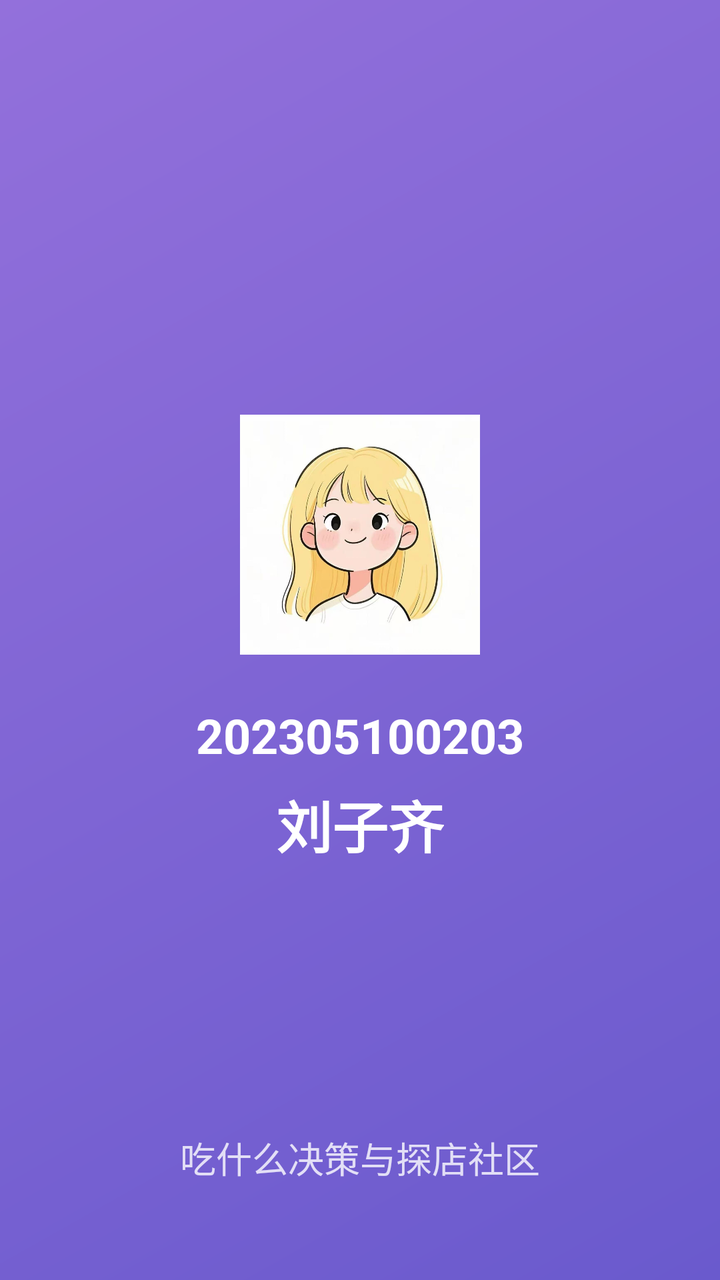
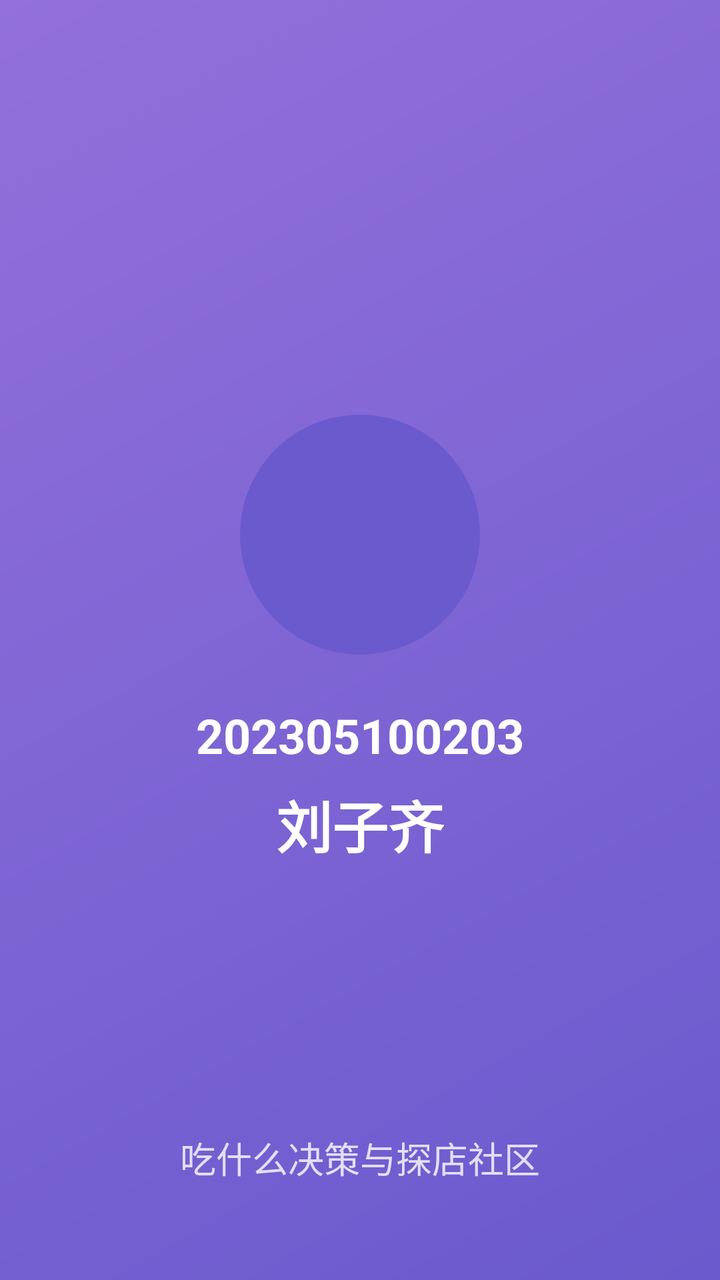

The first picture is an Android layout as it rendered before a commit; the second is the same layout after the commit. The layout source and the unified diff follow.
<!-- AndroidManifest.xml: activity theme Theme.FoodsApp.Splash -->
<!-- res/layout/activity_splash.xml -->
<?xml version="1.0" encoding="utf-8"?>
<RelativeLayout xmlns:android="http://schemas.android.com/apk/res/android"
    android:layout_width="match_parent"
    android:layout_height="match_parent"
    android:background="@drawable/bg_gradient">

    <LinearLayout
        android:layout_width="wrap_content"
        android:layout_height="wrap_content"
        android:layout_centerInParent="true"
        android:orientation="vertical"
        android:gravity="center_horizontal"
        android:padding="32dp">

        
        <ImageView
            android:id="@+id/iv_avatar"
            android:layout_width="120dp"
            android:layout_height="120dp"
            android:src="@drawable/avatar_liuziqi"
            android:contentDescription="头像"
            android:scaleType="centerCrop"
            android:layout_marginBottom="24dp"
            android:elevation="8dp"
            android:outlineProvider="background"
            android:clipToOutline="true"/>

        
        <TextView
            android:id="@+id/tv_student_id"
            android:layout_width="wrap_content"
            android:layout_height="wrap_content"
            android:text="202305100203"
            android:textSize="24sp"
            android:textColor="@color/white"
            android:textStyle="bold"
            android:layout_marginBottom="8dp"/>

        
        <TextView
            android:id="@+id/tv_name"
            android:layout_width="wrap_content"
            android:layout_height="wrap_content"
            android:text="刘子齐"
            android:textSize="28sp"
            android:textColor="@color/white"
            android:textStyle="bold"/>

    </LinearLayout>

    
    <TextView
        android:layout_width="wrap_content"
        android:layout_height="wrap_content"
        android:layout_alignParentBottom="true"
        android:layout_centerHorizontal="true"
        android:layout_marginBottom="48dp"
        android:text="吃什么决策与探店社区"
        android:textSize="18sp"
        android:textColor="@color/white"
        android:alpha="0.8"/>

</RelativeLayout>
<!-- resources referenced by this layout -->
<resources>
  <color name="white">#FFFFFFFF</color>
  <!-- drawable avatar_liuziqi: png bitmap (drawable, 71131 bytes) -->
  <!-- drawable bg_gradient (drawable) -->
  <?xml version="1.0" encoding="utf-8"?>
  <shape xmlns:android="http://schemas.android.com/apk/res/android">
      <gradient
          android:startColor="#FF6A5ACD"
          android:endColor="#FF9370DB"
          android:angle="135"/>
  </shape>
  <style name="Theme.FoodsApp.Splash" parent="Theme.MaterialComponents.DayNight.NoActionBar">
          <item name="android:windowBackground">@drawable/bg_gradient</item>
          <item name="android:statusBarColor">@android:color/transparent</item>
          <item name="android:navigationBarColor">@android:color/transparent</item>
          <item name="android:windowFullscreen">true</item>
      </style>
</resources>

<!-- the commit's change to res/layout/activity_splash.xml (unified diff, before → after) -->
@@ -17,7 +17,7 @@
             android:id="@+id/iv_avatar"
             android:layout_width="120dp"
             android:layout_height="120dp"
-            android:src="@drawable/avatar_liuziqi"
+            android:src="@drawable/ic_default_avatar"
             android:contentDescription="头像"
             android:scaleType="centerCrop"
             android:layout_marginBottom="24dp"
<!-- resource entries referenced after the edit -->
@@ -1,7 +1,6 @@
 <!-- resources referenced by this layout -->
 <resources>
   <color name="white">#FFFFFFFF</color>
-  <!-- drawable avatar_liuziqi: png bitmap (drawable, 71131 bytes) -->
   <!-- drawable bg_gradient (drawable) -->
   <?xml version="1.0" encoding="utf-8"?>
   <shape xmlns:android="http://schemas.android.com/apk/res/android">
@@ -10,11 +9,21 @@
           android:endColor="#FF9370DB"
           android:angle="135"/>
   </shape>
+  <!-- drawable ic_default_avatar (drawable) -->
+  <?xml version="1.0" encoding="utf-8"?>
+  <shape xmlns:android="http://schemas.android.com/apk/res/android"
+      android:shape="oval">
+      <solid android:color="@color/primary" />
+      <size
+          android:width="120dp"
+          android:height="120dp" />
+  </shape>
   <style name="Theme.FoodsApp.Splash" parent="Theme.MaterialComponents.DayNight.NoActionBar">
           <item name="android:windowBackground">@drawable/bg_gradient</item>
           <item name="android:statusBarColor">@android:color/transparent</item>
           <item name="android:navigationBarColor">@android:color/transparent</item>
           <item name="android:windowFullscreen">true</item>
       </style>
+  <color name="primary">#FF6A5ACD</color>
 </resources>
 
